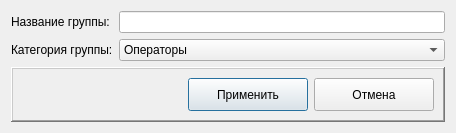
levdikandrey/DataCollector, file arm_o/d_editgroup.ui: the form before one commit.
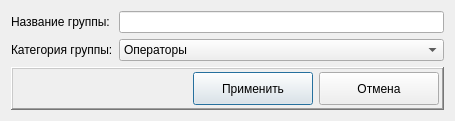
The form after the commit. Icons and pictures are not drawn.

The edit to the form file:
```diff
--- a/arm_o/d_editgroup.ui
+++ b/arm_o/d_editgroup.ui
@@ -6,8 +6,8 @@
    <rect>
     <x>0</x>
     <y>0</y>
-    <width>456</width>
-    <height>131</height>
+    <width>455</width>
+    <height>119</height>
    </rect>
   </property>
   <property name="windowTitle">
@@ -78,6 +78,18 @@
       <enum>QFrame::Raised</enum>
      </property>
      <layout class="QHBoxLayout" name="horizontalLayout">
+      <property name="leftMargin">
+       <number>3</number>
+      </property>
+      <property name="topMargin">
+       <number>3</number>
+      </property>
+      <property name="rightMargin">
+       <number>3</number>
+      </property>
+      <property name="bottomMargin">
+       <number>3</number>
+      </property>
       <item>
        <spacer name="horizontalSpacer">
         <property name="orientation">
```
